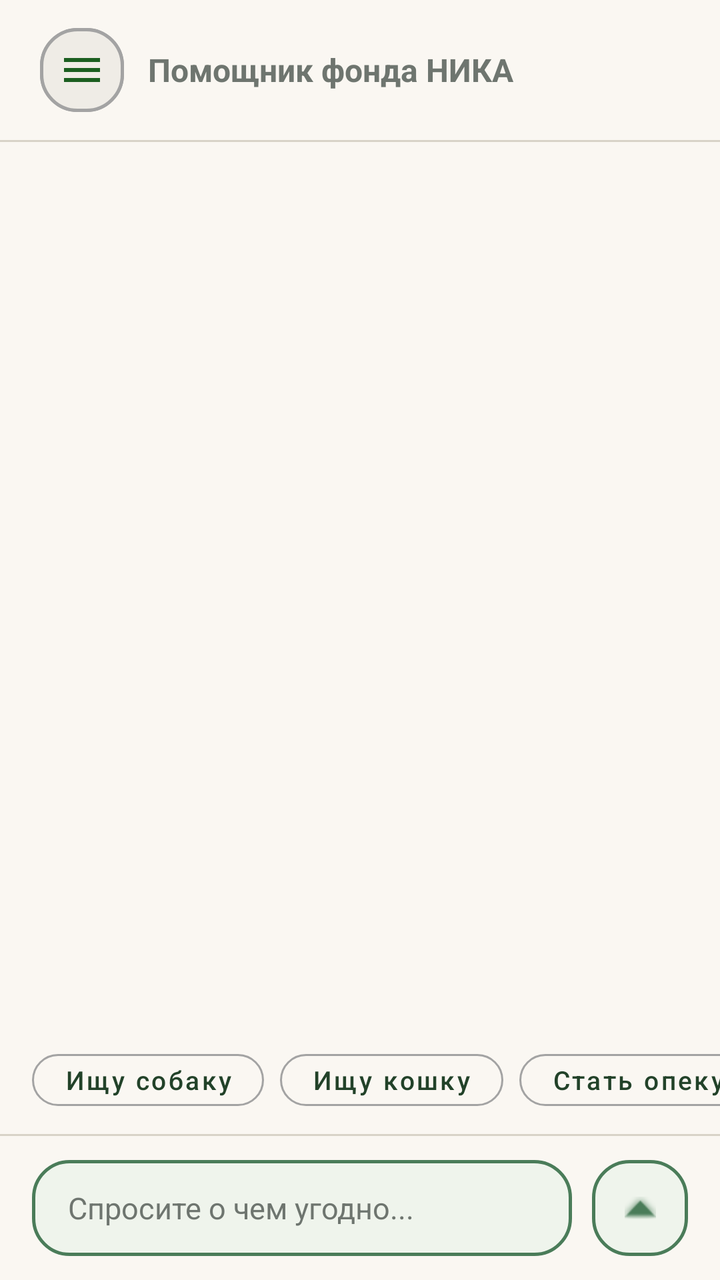
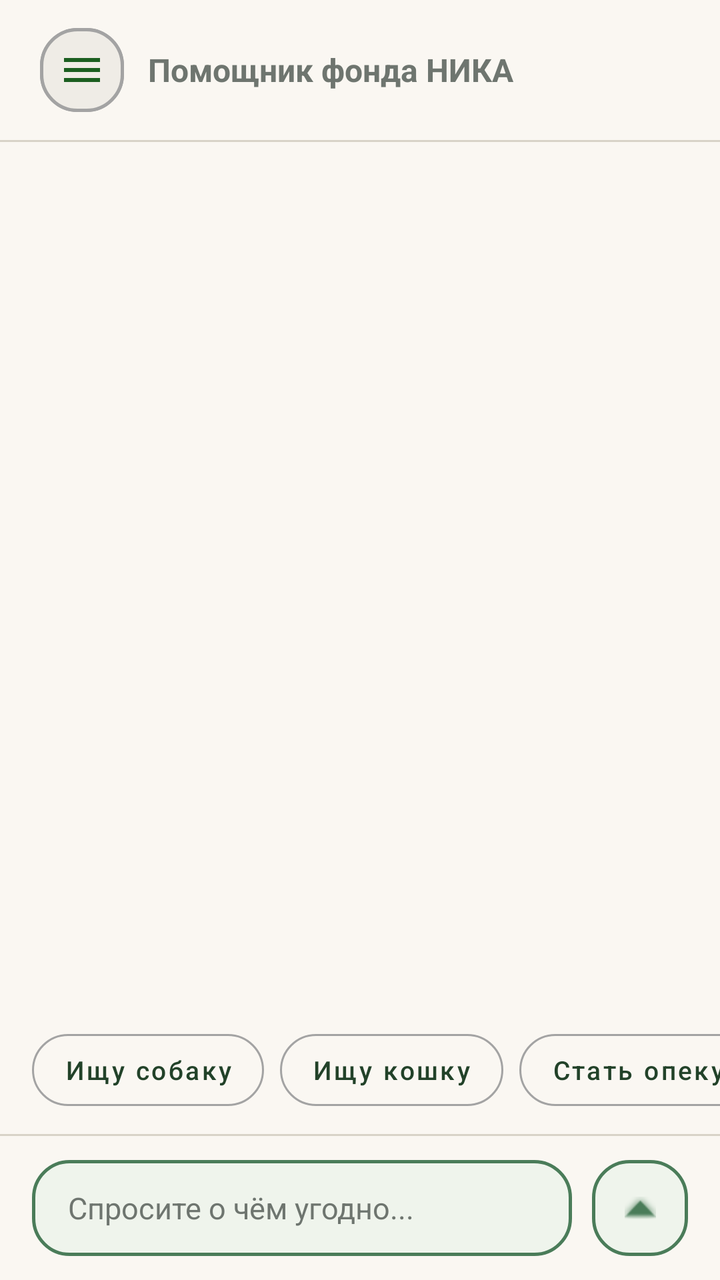

Two renders of the same Android screen: before a commit and after it. Below are the layout's source before the change and the commit's diff.
<!-- AndroidManifest.xml: application theme Theme.FondNIKA -->
<!-- res/layout/chat.xml -->
<?xml version="1.0" encoding="utf-8"?>
<androidx.constraintlayout.widget.ConstraintLayout xmlns:android="http://schemas.android.com/apk/res/android"
    xmlns:app="http://schemas.android.com/apk/res-auto"
    android:layout_width="match_parent"
    android:layout_height="match_parent"
    android:background="@color/chat_bg">

    
    <LinearLayout
        android:id="@+id/headerLayout"
        android:layout_width="0dp"
        android:layout_height="wrap_content"
        android:gravity="center_vertical"
        android:orientation="horizontal"
        android:paddingHorizontal="20dp"
        android:paddingVertical="14dp"
        app:layout_constraintEnd_toEndOf="parent"
        app:layout_constraintStart_toStartOf="parent"
        app:layout_constraintTop_toTopOf="parent">

        <FrameLayout
            android:layout_width="42dp"
            android:layout_height="42dp"
            android:background="@drawable/bg_log_input">

            <ImageButton
                android:id="@+id/triPoloski"
                android:layout_width="42dp"
                android:layout_height="42dp"
                android:background="@drawable/bg_log_input"
                android:contentDescription="Открыть панель"
                android:src="@drawable/ic_menu"
                app:tint="#1B5E20" />

        </FrameLayout>

        <LinearLayout
            android:layout_width="wrap_content"
            android:layout_height="wrap_content"
            android:layout_marginStart="12dp"
            android:orientation="vertical">

            

            <TextView
                android:layout_width="wrap_content"
                android:layout_height="wrap_content"
                android:text="Помощник фонда НИКА"
                android:textColor="@color/text"
                android:textSize="16sp"
                android:textStyle="bold" />
        </LinearLayout>
    </LinearLayout>

    <View
        android:id="@+id/topDivider"
        android:layout_width="0dp"
        android:layout_height="1dp"
        android:background="@color/border_muted"
        app:layout_constraintEnd_toEndOf="parent"
        app:layout_constraintStart_toStartOf="parent"
        app:layout_constraintTop_toBottomOf="@id/headerLayout" />

    <androidx.recyclerview.widget.RecyclerView
        android:id="@+id/rvMessages"
        android:layout_width="0dp"
        android:layout_height="0dp"
        android:clipToPadding="false"
        android:padding="12dp"
        app:layout_constraintBottom_toTopOf="@+id/inputContainer"
        app:layout_constraintEnd_toEndOf="parent"
        app:layout_constraintStart_toStartOf="parent"
        app:layout_constraintTop_toBottomOf="@+id/headerContainer" />
    
    <ScrollView
        android:id="@+id/messagesScroll"
        android:layout_width="0dp"
        android:layout_height="0dp"
        android:clipToPadding="false"
        android:padding="16dp"
        app:layout_constraintBottom_toTopOf="@id/quickRepliesScroll"
        app:layout_constraintEnd_toEndOf="parent"
        app:layout_constraintStart_toStartOf="parent"
        app:layout_constraintTop_toBottomOf="@id/topDivider">

        <LinearLayout
            android:id="@+id/messagesContainer"
            android:layout_width="match_parent"
            android:layout_height="wrap_content"
            android:orientation="vertical">
        </LinearLayout>
    </ScrollView>

    
    <HorizontalScrollView
        android:id="@+id/quickRepliesScroll"
        android:layout_width="0dp"
        android:layout_height="wrap_content"
        android:clipToPadding="false"
        android:paddingHorizontal="16dp"
        android:paddingVertical="8dp"
        android:scrollbars="none"
        app:layout_constraintBottom_toTopOf="@id/bottomDivider"
        app:layout_constraintEnd_toEndOf="parent"
        app:layout_constraintStart_toStartOf="parent">

        <LinearLayout
            android:id="@+id/quickRepliesContainer"
            android:layout_width="wrap_content"
            android:layout_height="wrap_content"
            android:orientation="horizontal">

            <Button
                style="@style/Widget.MaterialComponents.Button.OutlinedButton"
                android:layout_width="wrap_content"
                android:layout_height="38dp"
                android:layout_marginEnd="8dp"
                android:text="Ищу собаку"
                android:textAllCaps="false"
                android:textColor="@color/accent_green"
                android:textSize="13sp"
                app:cornerRadius="19dp"
                app:strokeColor="@color/light_text" />

            <Button
                style="@style/Widget.MaterialComponents.Button.OutlinedButton"
                android:layout_width="wrap_content"
                android:layout_height="38dp"
                android:layout_marginEnd="8dp"
                android:text="Ищу кошку"
                android:textAllCaps="false"
                android:textColor="@color/accent_green"
                android:textSize="13sp"
                app:cornerRadius="19dp"
                app:strokeColor="@color/light_text" />

            <Button
                style="@style/Widget.MaterialComponents.Button.OutlinedButton"
                android:layout_width="wrap_content"
                android:layout_height="38dp"
                android:text="Стать опекуном"
                android:textAllCaps="false"
                android:textColor="@color/accent_green"
                android:textSize="13sp"
                app:cornerRadius="19dp"
                app:strokeColor="@color/light_text" />
        </LinearLayout>
    </HorizontalScrollView>


    
    <View
        android:id="@+id/bottomDivider"
        android:layout_width="0dp"
        android:layout_height="1dp"
        android:background="@color/border_muted"
        app:layout_constraintBottom_toTopOf="@id/inputLayout"
        app:layout_constraintEnd_toEndOf="parent"
        app:layout_constraintStart_toStartOf="parent" />

    
    <LinearLayout
        android:id="@+id/inputLayout"
        android:layout_width="0dp"
        android:layout_height="wrap_content"
        android:gravity="center_vertical"
        android:orientation="horizontal"
        android:paddingHorizontal="16dp"
        android:paddingVertical="12dp"
        app:layout_constraintBottom_toBottomOf="parent"
        app:layout_constraintEnd_toEndOf="parent"
        app:layout_constraintStart_toStartOf="parent">

        <EditText
            android:id="@+id/etMessage"
            android:layout_width="0dp"
            android:layout_height="48dp"
            android:layout_weight="1"
            android:background="@drawable/bg_chat_input"
            android:hint="Спросите о чем угодно..."
            android:inputType="textCapSentences|textMultiLine"
            android:maxLines="4"
            android:paddingHorizontal="18dp"
            android:textColor="@color/text"
            android:textColorHint="@color/text"
            android:textSize="15sp" />

        <ImageButton
            android:id="@+id/btnSend"
            android:layout_width="48dp"
            android:layout_height="48dp"
            android:layout_marginStart="10dp"
            android:background="@drawable/bg_chat_input"
            android:contentDescription="Отправить"
            android:src="@android:drawable/arrow_up_float"
            app:tint="@color/status_green" />
    </LinearLayout>

</androidx.constraintlayout.widget.ConstraintLayout>
<!-- resources referenced by this layout -->
<resources>
  <color name="accent_green">#224229</color>
  <color name="border_muted">#D8D3C8</color>
  <color name="chat_bg">#FAF7F2</color>
  <color name="light_text">#A3A3A3</color>
  <color name="status_green">#4A7C59</color>
  <color name="text">#6E756F</color>
  <!-- drawable bg_chat_input (drawable) -->
  <?xml version="1.0" encoding="utf-8"?>
  <shape xmlns:android="http://schemas.android.com/apk/res/android"
      android:shape="rectangle">
  
      <solid android:color="@color/light_green" />
  
      <stroke
          android:width="1.5dp"
          android:color="@color/status_green" />
  
      <corners
          android:topLeftRadius="18dp"
          android:topRightRadius="18dp"
          android:bottomLeftRadius="18dp"
          android:bottomRightRadius="18dp" />
  </shape>
  <!-- drawable bg_log_input (drawable) -->
  <?xml version="1.0" encoding="utf-8"?>
  <shape xmlns:android="http://schemas.android.com/apk/res/android"
      android:shape="rectangle">
  
      <solid android:color="@color/panels" />
  
      <stroke
          android:width="1.5dp"
          android:color="@color/light_text" />
  
      <corners
          android:topLeftRadius="18dp"
          android:topRightRadius="18dp"
          android:bottomLeftRadius="18dp"
          android:bottomRightRadius="18dp" />
  </shape>
  <!-- drawable ic_menu (drawable) -->
  <?xml version="1.0" encoding="utf-8"?>
  <vector xmlns:android="http://android.com"
      android:width="24dp"
      android:height="24dp"
      android:viewportWidth="24"
      android:viewportHeight="24">
      <path
          android:fillColor="#1B5E20"
          android:pathData="M3,18h18v-2L3,16v2zM3,13h18v-2L3,11v2zM3,6v2h18L21,6L3,6z" />
  </vector>
  <style name="Theme.FondNIKA" parent="Base.Theme.FondNIKA" />
  <color name="light_green">#EFF4EC</color>
  <color name="panels">#EFECE6</color>
  <style name="Base.Theme.FondNIKA" parent="Theme.Material3.DayNight.NoActionBar">
          
          
      </style>
</resources>

<!-- the commit's change to res/layout/chat.xml (unified diff, before → after) -->
@@ -1,6 +1,7 @@
 <?xml version="1.0" encoding="utf-8"?>
 <androidx.constraintlayout.widget.ConstraintLayout xmlns:android="http://schemas.android.com/apk/res/android"
     xmlns:app="http://schemas.android.com/apk/res-auto"
+    xmlns:tools="http://schemas.android.com/tools"
     android:layout_width="match_parent"
     android:layout_height="match_parent"
     android:background="@color/chat_bg">
@@ -28,7 +29,7 @@
                 android:layout_width="42dp"
                 android:layout_height="42dp"
                 android:background="@drawable/bg_log_input"
-                android:contentDescription="Открыть панель"
+                android:contentDescription="@string/open_panel"
                 android:src="@drawable/ic_menu"
                 app:tint="#1B5E20" />
 
@@ -45,7 +46,7 @@
             <TextView
                 android:layout_width="wrap_content"
                 android:layout_height="wrap_content"
-                android:text="Помощник фонда НИКА"
+                android:text="@string/bot_name"
                 android:textColor="@color/text"
                 android:textSize="16sp"
                 android:textStyle="bold" />
@@ -67,29 +68,10 @@
         android:layout_height="0dp"
         android:clipToPadding="false"
         android:padding="12dp"
-        app:layout_constraintBottom_toTopOf="@+id/inputContainer"
-        app:layout_constraintEnd_toEndOf="parent"
+        app:layout_constraintTop_toBottomOf="@id/topDivider"
+        app:layout_constraintBottom_toTopOf="@id/quickRepliesScroll"
         app:layout_constraintStart_toStartOf="parent"
-        app:layout_constraintTop_toBottomOf="@+id/headerContainer" />
-    
-    <ScrollView
-        android:id="@+id/messagesScroll"
-        android:layout_width="0dp"
-        android:layout_height="0dp"
-        android:clipToPadding="false"
-        android:padding="16dp"
-        app:layout_constraintBottom_toTopOf="@id/quickRepliesScroll"
-        app:layout_constraintEnd_toEndOf="parent"
-        app:layout_constraintStart_toStartOf="parent"
-        app:layout_constraintTop_toBottomOf="@id/topDivider">
-
-        <LinearLayout
-            android:id="@+id/messagesContainer"
-            android:layout_width="match_parent"
-            android:layout_height="wrap_content"
-            android:orientation="vertical">
-        </LinearLayout>
-    </ScrollView>
+        app:layout_constraintEnd_toEndOf="parent" />
 
     
     <HorizontalScrollView
@@ -113,9 +95,9 @@
             <Button
                 style="@style/Widget.MaterialComponents.Button.OutlinedButton"
                 android:layout_width="wrap_content"
-                android:layout_height="38dp"
+                android:layout_height="48dp"
                 android:layout_marginEnd="8dp"
-                android:text="Ищу собаку"
+                android:text="@string/btn_find_dog"
                 android:textAllCaps="false"
                 android:textColor="@color/accent_green"
                 android:textSize="13sp"
@@ -125,9 +107,9 @@
             <Button
                 style="@style/Widget.MaterialComponents.Button.OutlinedButton"
                 android:layout_width="wrap_content"
-                android:layout_height="38dp"
+                android:layout_height="48dp"
                 android:layout_marginEnd="8dp"
-                android:text="Ищу кошку"
+                android:text="@string/btn_find_cat"
                 android:textAllCaps="false"
                 android:textColor="@color/accent_green"
                 android:textSize="13sp"
@@ -137,8 +119,8 @@
             <Button
                 style="@style/Widget.MaterialComponents.Button.OutlinedButton"
                 android:layout_width="wrap_content"
-                android:layout_height="38dp"
-                android:text="Стать опекуном"
+                android:layout_height="48dp"
+                android:text="@string/become_an_owener"
                 android:textAllCaps="false"
                 android:textColor="@color/accent_green"
                 android:textSize="13sp"
@@ -177,13 +159,13 @@
             android:layout_height="48dp"
             android:layout_weight="1"
             android:background="@drawable/bg_chat_input"
-            android:hint="Спросите о чем угодно..."
+            android:hint="@string/ask"
             android:inputType="textCapSentences|textMultiLine"
             android:maxLines="4"
             android:paddingHorizontal="18dp"
             android:textColor="@color/text"
             android:textColorHint="@color/text"
-            android:textSize="15sp" />
+            android:textSize="15sp"/>
 
         <ImageButton
             android:id="@+id/btnSend"
@@ -191,7 +173,7 @@
             android:layout_height="48dp"
             android:layout_marginStart="10dp"
             android:background="@drawable/bg_chat_input"
-            android:contentDescription="Отправить"
+            android:contentDescription="@string/send"
             android:src="@android:drawable/arrow_up_float"
             app:tint="@color/status_green" />
     </LinearLayout>
<!-- resource entries referenced after the edit -->
@@ -51,6 +51,13 @@
           android:fillColor="#1B5E20"
           android:pathData="M3,18h18v-2L3,16v2zM3,13h18v-2L3,11v2zM3,6v2h18L21,6L3,6z" />
   </vector>
+  <string name="ask">Спросите о чём угодно...</string>
+  <string name="become_an_owener">Стать опекуном</string>
+  <string name="bot_name">Помощник фонда НИКА</string>
+  <string name="btn_find_cat">Ищу кошку</string>
+  <string name="btn_find_dog">Ищу собаку</string>
+  <string name="open_panel">Открыть панель</string>
+  <string name="send">Отправить</string>
   <style name="Theme.FondNIKA" parent="Base.Theme.FondNIKA" />
   <color name="light_green">#EFF4EC</color>
   <color name="panels">#EFECE6</color>
